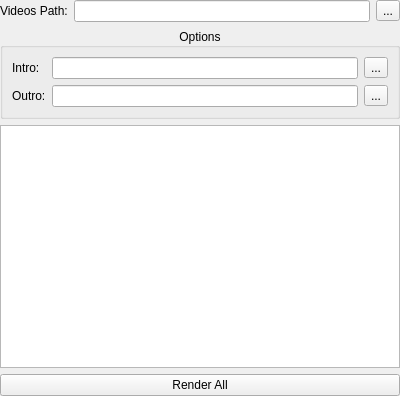
The window that assets/ui/CreateVideoWidget.ui (wongselent/wml) describes before a commit, drawn with Qt 5.
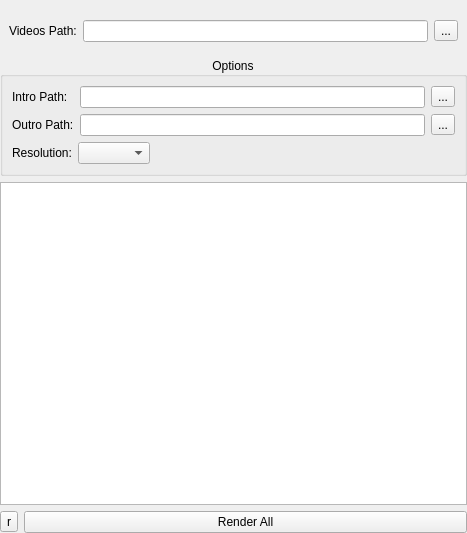
The same window after the commit.

Diff of the .ui file:
```diff
--- a/assets/ui/CreateVideoWidget.ui
+++ b/assets/ui/CreateVideoWidget.ui
@@ -6,8 +6,8 @@
    <rect>
     <x>0</x>
     <y>0</y>
-    <width>400</width>
-    <height>396</height>
+    <width>467</width>
+    <height>533</height>
    </rect>
   </property>
   <property name="windowTitle">
@@ -17,40 +17,12 @@
    <property name="leftMargin">
     <number>0</number>
    </property>
-   <property name="topMargin">
-    <number>0</number>
-   </property>
    <property name="rightMargin">
     <number>0</number>
    </property>
    <property name="bottomMargin">
     <number>0</number>
    </property>
-   <item row="0" column="0">
-    <widget class="QLabel" name="label">
-     <property name="text">
-      <string>Videos Path:</string>
-     </property>
-    </widget>
-   </item>
-   <item row="0" column="1">
-    <layout class="QHBoxLayout" name="horizontalLayout">
-     <item>
-      <widget class="QLineEdit" name="video_path_edit">
-       <property name="readOnly">
-        <bool>true</bool>
-       </property>
-      </widget>
-     </item>
-     <item>
-      <widget class="QToolButton" name="video_path_button">
-       <property name="text">
-        <string>...</string>
-       </property>
-      </widget>
-     </item>
-    </layout>
-   </item>
    <item row="1" column="0" colspan="2">
     <widget class="QGroupBox" name="groupBox">
      <property name="title">
@@ -60,34 +32,6 @@
       <set>Qt::AlignCenter</set>
      </property>
      <layout class="QGridLayout" name="gridLayout">
-      <item row="0" column="0">
-       <widget class="QLabel" name="label_2">
-        <property name="text">
-         <string>Intro:</string>
-        </property>
-       </widget>
-      </item>
-      <item row="0" column="2">
-       <widget class="QToolButton" name="intro_path_button">
-        <property name="text">
-         <string>...</string>
-        </property>
-       </widget>
-      </item>
-      <item row="0" column="1">
-       <widget class="QLineEdit" name="video_intro_edit">
-        <property name="readOnly">
-         <bool>true</bool>
-        </property>
-       </widget>
-      </item>
-      <item row="1" column="0">
-       <widget class="QLabel" name="label_3">
-        <property name="text">
-         <string>Outro:</string>
-        </property>
-       </widget>
-      </item>
       <item row="1" column="1">
        <widget class="QLineEdit" name="video_outro_edit">
         <property name="readOnly">
@@ -95,6 +39,13 @@
         </property>
        </widget>
       </item>
+      <item row="0" column="0">
+       <widget class="QLabel" name="label_2">
+        <property name="text">
+         <string>Intro Path:</string>
+        </property>
+       </widget>
+      </item>
       <item row="1" column="2">
        <widget class="QToolButton" name="outro_path_button">
         <property name="text">
@@ -102,6 +53,74 @@
         </property>
        </widget>
       </item>
+      <item row="0" column="2">
+       <widget class="QToolButton" name="intro_path_button">
+        <property name="text">
+         <string>...</string>
+        </property>
+       </widget>
+      </item>
+      <item row="1" column="0">
+       <widget class="QLabel" name="label_3">
+        <property name="text">
+         <string>Outro Path:</string>
+        </property>
+       </widget>
+      </item>
+      <item row="0" column="1">
+       <widget class="QLineEdit" name="video_intro_edit">
+        <property name="readOnly">
+         <bool>true</bool>
+        </property>
+       </widget>
+      </item>
+      <item row="2" column="0" colspan="3">
+       <widget class="QFrame" name="frame_2">
+        <property name="frameShape">
+         <enum>QFrame::NoFrame</enum>
+        </property>
+        <property name="frameShadow">
+         <enum>QFrame::Raised</enum>
+        </property>
+        <layout class="QGridLayout" name="gridLayout_3">
+         <property name="leftMargin">
+          <number>0</number>
+         </property>
+         <property name="topMargin">
+          <number>0</number>
+         </property>
+         <property name="rightMargin">
+          <number>0</number>
+         </property>
+         <property name="bottomMargin">
+          <number>0</number>
+         </property>
+         <item row="0" column="1">
+          <widget class="QComboBox" name="video_resolution_combo"/>
+         </item>
+         <item row="0" column="0">
+          <widget class="QLabel" name="label">
+           <property name="text">
+            <string>Resolution:</string>
+           </property>
+          </widget>
+         </item>
+         <item row="0" column="2">
+          <spacer name="horizontalSpacer">
+           <property name="orientation">
+            <enum>Qt::Horizontal</enum>
+           </property>
+           <property name="sizeHint" stdset="0">
+            <size>
+             <width>40</width>
+             <height>20</height>
+            </size>
+           </property>
+          </spacer>
+         </item>
+        </layout>
+       </widget>
+      </item>
      </layout>
     </widget>
    </item>
@@ -114,6 +133,13 @@
    </item>
    <item row="3" column="0" colspan="2">
     <layout class="QHBoxLayout" name="horizontalLayout_2">
+     <item>
+      <widget class="QToolButton" name="refresh_button">
+       <property name="text">
+        <string>r</string>
+       </property>
+      </widget>
+     </item>
      <item>
       <widget class="QPushButton" name="render_all_button">
        <property name="text">
@@ -123,6 +149,39 @@
      </item>
     </layout>
    </item>
+   <item row="0" column="0" colspan="2">
+    <widget class="QFrame" name="frame">
+     <property name="frameShape">
+      <enum>QFrame::NoFrame</enum>
+     </property>
+     <property name="frameShadow">
+      <enum>QFrame::Raised</enum>
+     </property>
+     <layout class="QGridLayout" name="gridLayout_2">
+      <item row="0" column="0">
+       <widget class="QLabel" name="label_4">
+        <property name="text">
+         <string>Videos Path:</string>
+        </property>
+       </widget>
+      </item>
+      <item row="0" column="1">
+       <widget class="QLineEdit" name="video_path_edit">
+        <property name="readOnly">
+         <bool>true</bool>
+        </property>
+       </widget>
+      </item>
+      <item row="0" column="2">
+       <widget class="QToolButton" name="video_path_button">
+        <property name="text">
+         <string>...</string>
+        </property>
+       </widget>
+      </item>
+     </layout>
+    </widget>
+   </item>
   </layout>
  </widget>
  <resources/>
```
